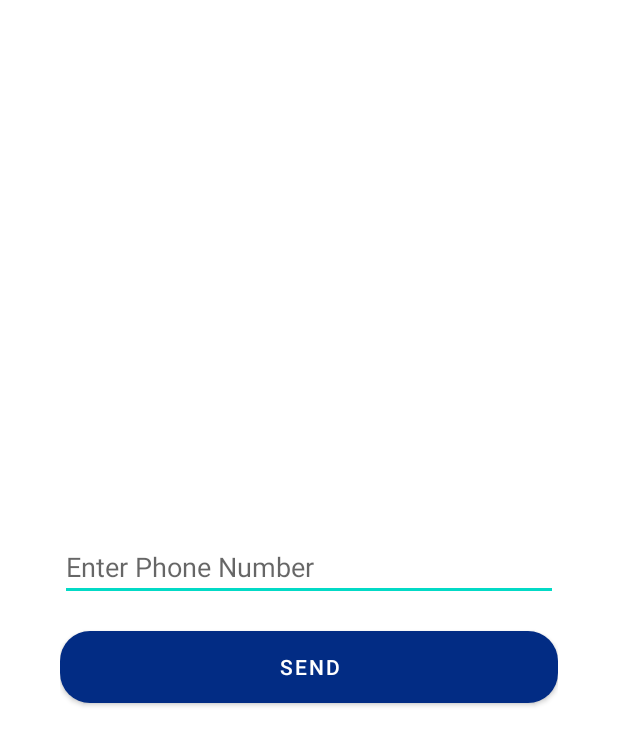
After one commit to chrstphrpnr/SafePlace-Mobile-Application, an Android app: the ChangePasswordOTP screen opened directly, with no data from a screen before it, on a phone screen of 412 x 824 dp. The commit adds this screen. Shown: the top 745 px of the screen. Run offline under Robolectric (Android 15) with nearby library versions, the phone set to English and light mode, and no system bars; our stand-ins replace Firebase (no records; nobody signed in at launch, a user with empty details on screens opened directly).

Commit message:
Implementation of OTP before changing password.

```diff
--- /dev/null
+++ b/app/src/main/java/org/tup/safeplace/ChangePasswordOTP.java
@@ -0,0 +1,113 @@
+package org.tup.safeplace;
+
+import androidx.annotation.NonNull;
+import androidx.appcompat.app.AppCompatActivity;
+
+import android.content.Intent;
+import android.os.Bundle;
+import android.view.View;
+import android.widget.Button;
+import android.widget.EditText;
+import android.widget.Toast;
+
+import com.google.android.gms.tasks.OnCompleteListener;
+import com.google.android.gms.tasks.Task;
+import com.google.firebase.FirebaseApp;
+import com.google.firebase.FirebaseException;
+import com.google.firebase.auth.AuthResult;
+import com.google.firebase.auth.FirebaseAuth;
+import com.google.firebase.auth.FirebaseUser;
+import com.google.firebase.auth.PhoneAuthCredential;
+import com.google.firebase.auth.PhoneAuthOptions;
+import com.google.firebase.auth.PhoneAuthProvider;
+
+import org.tup.safeplace.UserAccount.UserChangePasswordActivity;
+
+import java.util.concurrent.TimeUnit;
+
+public class ChangePasswordOTP extends AppCompatActivity {
+
+    private EditText PhoneNumber, oneTimePassword;
+    private Button btnOTP;
+
+    private boolean otpSent = false;
+    private String CountryCode = "+63";
+    private String id = "";
+
+    @Override
+    protected void onCreate(Bundle savedInstanceState) {
+        super.onCreate(savedInstanceState);
+        setContentView(R.layout.activity_change_password_otp);
+
+        FirebaseApp.initializeApp(this);
+        FirebaseAuth firebaseAuth = FirebaseAuth.getInstance();
+
+        PhoneNumber = findViewById(R.id.edtPhoneNumber);
+        oneTimePassword = findViewById(R.id.edtOTP);
+
+        btnOTP = findViewById(R.id.btnOTP);
+
+        btnOTP.setOnClickListener(v->{
+
+            if(otpSent){
+                final String getOTP = oneTimePassword.getText().toString();
+
+                if(id.isEmpty()) {
+                    Toast.makeText(ChangePasswordOTP.this, "Unable to verify OTP", Toast.LENGTH_SHORT).show();
+                }
+                else {
+
+                    PhoneAuthCredential credential = PhoneAuthProvider.getCredential(id,getOTP);
+                    firebaseAuth.signInWithCredential(credential).addOnCompleteListener(new OnCompleteListener<AuthResult>() {
+                        @Override
+                        public void onComplete(@NonNull Task<AuthResult> task) {
+                            if(task.isSuccessful()){
+                                FirebaseUser userDetails = task.getResult().getUser();
+                                Toast.makeText(ChangePasswordOTP.this, "Verified", Toast.LENGTH_SHORT).show();
+                                startActivity(new Intent(ChangePasswordOTP.this, UserChangePasswordActivity.class));
+                            }
+                            else{
+                                Toast.makeText(ChangePasswordOTP.this, "Something Went Wrong", Toast.LENGTH_SHORT).show();
+                            }
+                        }
+                    });
+
+                }
+
+            }
+            else{
+                final String getMobileNumber = PhoneNumber.getText().toString();
+
+                PhoneAuthOptions options = PhoneAuthOptions.newBuilder(firebaseAuth)
+                        .setPhoneNumber(CountryCode+""+getMobileNumber)
+                        .setTimeout(60L, TimeUnit.SECONDS)
+                        .setActivity(this)
+                        .setCallbacks(new PhoneAuthProvider.OnVerificationStateChangedCallbacks() {
+                            @Override
+                            public void onVerificationCompleted(@NonNull PhoneAuthCredential phoneAuthCredential) {
+                                Toast.makeText(ChangePasswordOTP.this, "OTP sent Successfully", Toast.LENGTH_SHORT).show();
+                            }
+
+                            @Override
+                            public void onVerificationFailed(@NonNull FirebaseException e) {
+                                Toast.makeText(ChangePasswordOTP.this, "Something went wrong "+e.getMessage(), Toast.LENGTH_SHORT).show();
+                            }
+
+                            @Override
+                            public void onCodeSent(@NonNull String s, @NonNull PhoneAuthProvider.ForceResendingToken forceResendingToken) {
+                                super.onCodeSent(s, forceResendingToken);
+                                oneTimePassword.setVisibility(View.VISIBLE);
+                                btnOTP.setText("Verified OTP");
+                                id = s;
+                                otpSent = true;
+                            }
+                        }).build();
+
+                PhoneAuthProvider.verifyPhoneNumber(options);
+
+            }
+
+        });
+
+    }
+}
--- a/app/src/main/java/org/tup/safeplace/HomeScreen/HomeScreenFragment.java
+++ b/app/src/main/java/org/tup/safeplace/HomeScreen/HomeScreenFragment.java
@@ -28,6 +28,7 @@ import org.json.JSONException;
 import org.json.JSONObject;
 import org.tup.safeplace.Authentication.AuthenticationActivity;
 import org.tup.safeplace.BarangaysMenuList.BarangayListActivity;
+import org.tup.safeplace.ChangePasswordOTP;
 import org.tup.safeplace.Constants.API;
 import org.tup.safeplace.HospitalMenuList.HospitalListActivity;
 import org.tup.safeplace.PoliceStationMenuList.PoliceStationListActivity;
--- a/app/src/main/java/org/tup/safeplace/HospitalMenuList/HospitalListMenuFragment.java
+++ b/app/src/main/java/org/tup/safeplace/HospitalMenuList/HospitalListMenuFragment.java
@@ -108,8 +108,8 @@ public class HospitalListMenuFragment extends Fragment {
         }, new Response.ErrorListener() {
             @Override
             public void onErrorResponse(VolleyError error) {
-                Toast.makeText(getContext(), error.getMessage(), Toast.LENGTH_SHORT).show();
-
+                Toast.makeText(getContext(), "Something Went Wrong", Toast.LENGTH_SHORT).show();
+                error.printStackTrace();
             }
         });
 
--- a/app/src/main/java/org/tup/safeplace/UserAccount/UserAccountActivity.java
+++ b/app/src/main/java/org/tup/safeplace/UserAccount/UserAccountActivity.java
@@ -32,6 +32,7 @@ import com.squareup.picasso.Picasso;
 import org.json.JSONArray;
 import org.json.JSONException;
 import org.json.JSONObject;
+import org.tup.safeplace.ChangePasswordOTP;
 import org.tup.safeplace.Constants.API;
 import org.tup.safeplace.R;
 
@@ -109,7 +110,7 @@ public class UserAccountActivity extends AppCompatActivity {
         getData();
 
         btnChangePassword.setOnClickListener(v->{
-            startActivity(new Intent(UserAccountActivity.this, UserChangePasswordActivity.class));
+            startActivity(new Intent(UserAccountActivity.this, ChangePasswordOTP.class));
         });
 
     }
--- a/app/src/main/java/org/tup/safeplace/UserAccount/UserChangePasswordActivity.java
+++ b/app/src/main/java/org/tup/safeplace/UserAccount/UserChangePasswordActivity.java
@@ -4,6 +4,7 @@ import androidx.annotation.Nullable;
 import androidx.appcompat.app.AppCompatActivity;
 
 import android.content.Context;
+import android.content.Intent;
 import android.content.SharedPreferences;
 import android.os.Bundle;
 import android.text.Editable;
@@ -22,6 +23,7 @@ import com.android.volley.toolbox.Volley;
 import com.google.android.material.textfield.TextInputEditText;
 import com.google.android.material.textfield.TextInputLayout;
 
+import org.tup.safeplace.ChangePasswordOTP;
 import org.tup.safeplace.Constants.API;
 import org.tup.safeplace.R;
 
@@ -172,6 +174,7 @@ public class UserChangePasswordActivity extends AppCompatActivity {
 
         StringRequest request = new StringRequest(Request.Method.POST, API.change_password, response -> {
             Toast.makeText(this, "Password Changed Successfully", Toast.LENGTH_SHORT).show();
+            startActivity(new Intent(UserChangePasswordActivity.this, UserAccountActivity.class));
         }, error -> {
             Toast.makeText(this, "Current Password Doesn't Match", Toast.LENGTH_SHORT).show();
             error.printStackTrace();
--- /dev/null
+++ b/app/src/main/res/layout/activity_change_password_otp.xml
@@ -0,0 +1,37 @@
+<?xml version="1.0" encoding="utf-8"?>
+<LinearLayout xmlns:android="http://schemas.android.com/apk/res/android"
+    xmlns:app="http://schemas.android.com/apk/res-auto"
+    xmlns:tools="http://schemas.android.com/tools"
+    android:layout_width="match_parent"
+    android:layout_height="match_parent"
+    tools:context=".ChangePasswordOTP"
+    android:gravity="center"
+    android:layout_marginHorizontal="40dp"
+    android:orientation="vertical"
+    >
+
+    <EditText
+        android:id="@+id/edtPhoneNumber"
+        android:layout_width="match_parent"
+        android:layout_height="wrap_content"
+        android:hint="Enter Phone Number"/>
+
+    <EditText
+        android:visibility="gone"
+        android:id="@+id/edtOTP"
+        android:layout_width="match_parent"
+        android:layout_height="wrap_content"
+        android:hint="Enter OTP"/>
+
+    <Button
+        android:id="@+id/btnOTP"
+        android:layout_width="match_parent"
+        android:layout_height="wrap_content"
+        android:layout_marginTop="20sp"
+        android:background="@drawable/btn_round"
+        android:text="SEND"
+        app:backgroundTint="@color/safeplace_btnblue" />
+
+
+
+</LinearLayout>
```
Also changed, not shown: app/build.gradle (+9 -0 lines), app/src/main/AndroidManifest.xml (+7 -0 lines), build.gradle (+12 -0 lines), 1 other file.
